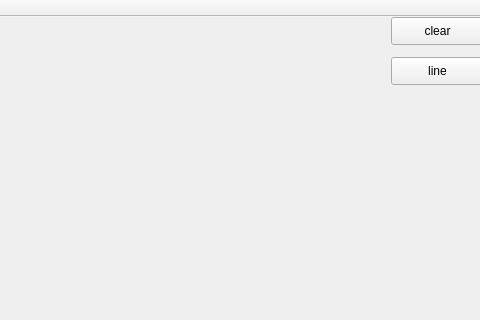
Qt form mainwindow.ui (JiaweiLing/CGLab) before a commit; both pictures show x 339 to 819 and y 0 to 320 of the 819 by 497 pixel window.
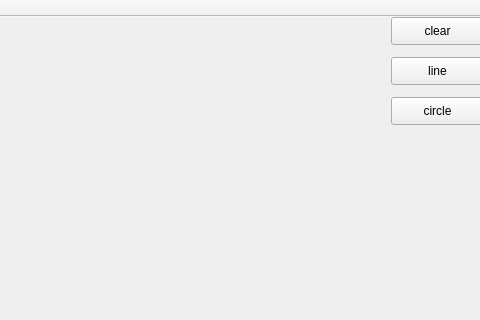
The same form after that commit.

Commit message: can draw circles

```diff
--- a/mainwindow.ui
+++ b/mainwindow.ui
@@ -40,6 +40,19 @@
      <string>line</string>
     </property>
    </widget>
+   <widget class="QPushButton" name="pushButton_3">
+    <property name="geometry">
+     <rect>
+      <x>730</x>
+      <y>80</y>
+      <width>93</width>
+      <height>28</height>
+     </rect>
+    </property>
+    <property name="text">
+     <string>circle</string>
+    </property>
+   </widget>
   </widget>
   <widget class="QMenuBar" name="menuBar">
    <property name="geometry">
```
The commit also changes 9 other files.
